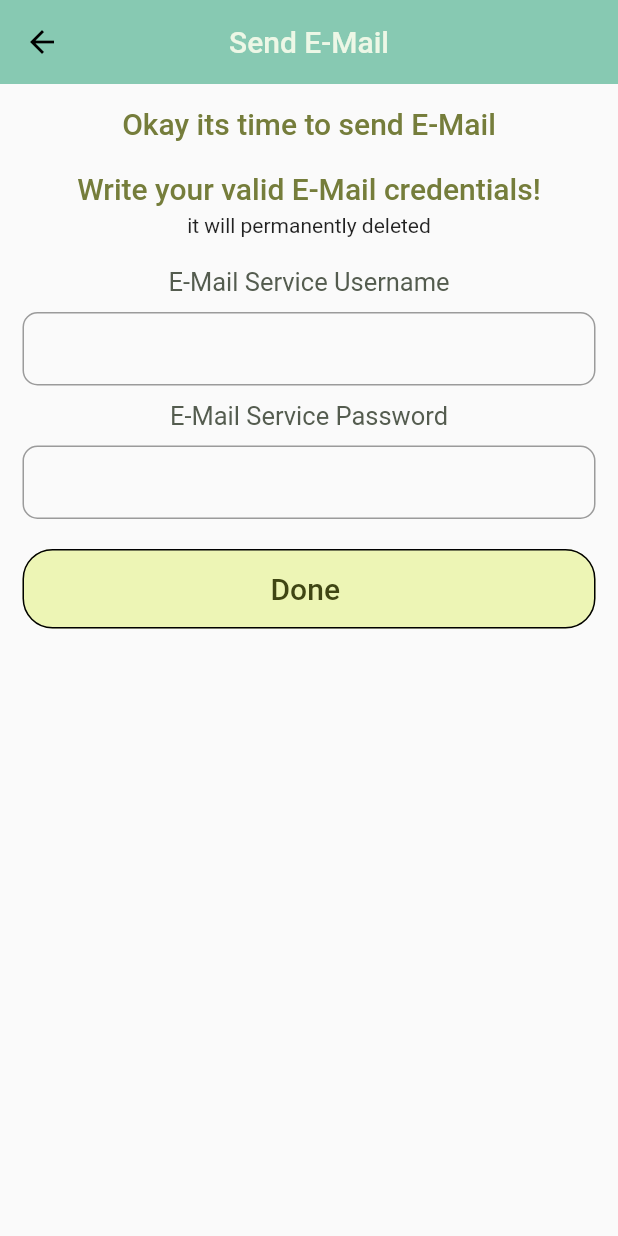
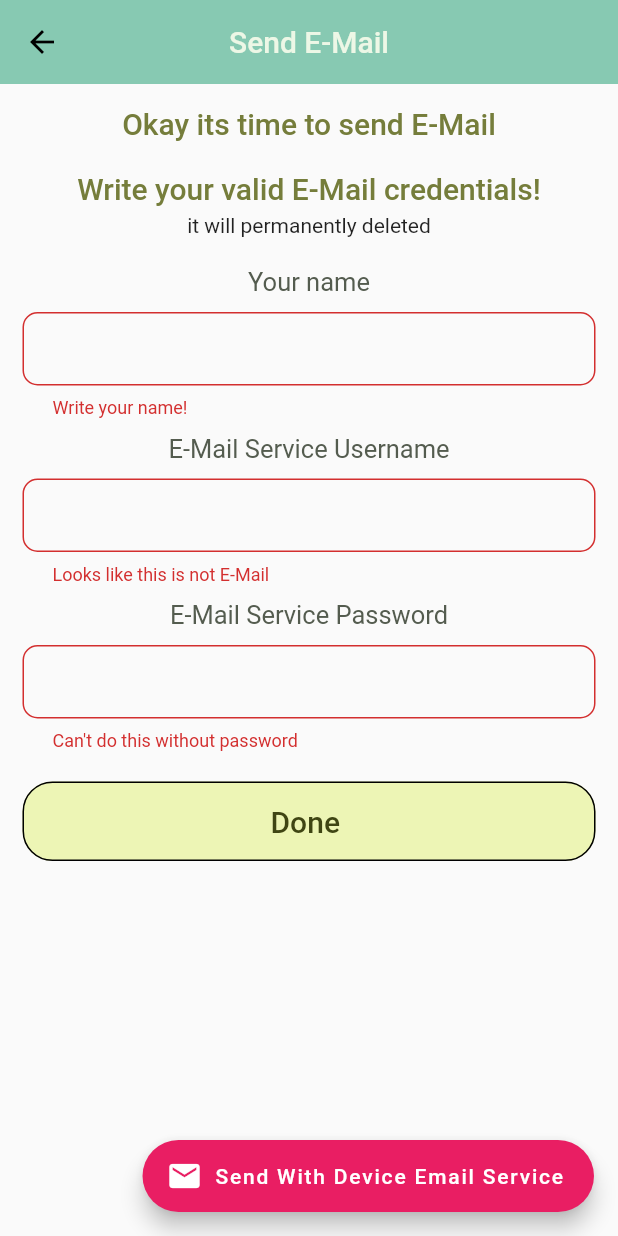
Before and after one commit to karen98bdiw/emailinator, a Flutter app: the SendEmailScreen screen opened directly, after a tap on "Done", on a phone screen of 412 x 824 dp. Run offline on Flutter 3.47's test engine with Material 2 defaults, Android fonts, the phone set to English and light mode, and no system bars; our stand-ins replace file_picker, fluttertoast, keyboard_dismisser; missing offline and left inert: flutter_email_sender.

Commit message:
sending email

```diff
--- a/lib/add_recepients_screen.dart
+++ b/lib/add_recepients_screen.dart
@@ -36,20 +36,13 @@ class _AddRecepientsScreen extends State<AddRecepientsScreen> {
     if (mainRecepientCont.text.isNotEmpty) {
       if (isValidEmail(mainRecepientCont.text)) {
         email.mainRecepient = mainRecepientCont.text;
+        Navigator.of(context)
+            .push(MaterialPageRoute(builder: (c) => SendEmailScreen()));
       } else {
         showRecepientError(RecepientErrorType.WrongMainRecepient);
-        return;
       }
-    }
-
-    if (email.mainRecepient == null && email.recepinets.length == 0) {
-      showRecepientError(RecepientErrorType.NoRecepient);
     } else {
-      Navigator.of(context).push(
-        MaterialPageRoute(
-          builder: (c) => SendEmailScreen(),
-        ),
-      );
+      showRecepientError(RecepientErrorType.ExistMainRecepient);
     }
   }
 
@@ -128,7 +121,7 @@ class _AddRecepientsScreen extends State<AddRecepientsScreen> {
                 child: Column(
                   crossAxisAlignment: CrossAxisAlignment.stretch,
                   children: [
-                    pageActionText("Lets add participants"),
+                    pageActionText("Lets add recepients"),
                     SizedBox(
                       height: 20,
                     ),
--- a/lib/enums.dart
+++ b/lib/enums.dart
@@ -4,6 +4,7 @@ enum RecepientErrorType {
   NoRecepient,
   InValidRecepient,
   WrongMainRecepient,
+  ExistMainRecepient,
 }
 
 enum ButtonAction {
--- a/lib/helpers.dart
+++ b/lib/helpers.dart
@@ -20,6 +20,9 @@ void showRecepientError(RecepientErrorType errorType) {
     case RecepientErrorType.WrongMainRecepient:
       errorText = "Looks like your Main Recepient is InValid";
       break;
+    case RecepientErrorType.ExistMainRecepient:
+      errorText = "You have to write main Recepient";
+      break;
     default:
       errorText = "Something is really wrong";
   }
@@ -40,3 +43,15 @@ bool isValidEmail(String input) {
       r"^[a-zA-Z0-9.!#$%&'*+/=?^_`{|}~-]+@[a-zA-Z0-9](?:[a-zA-Z0-9-]{0,253}[a-zA-Z0-9])?(?:\.[a-zA-Z0-9](?:[a-zA-Z0-9-]{0,253}[a-zA-Z0-9])?)*$");
   return regex.hasMatch(input);
 }
+
+void showError(String text) {
+  FlutterToast.showToast(
+    msg: text,
+    toastLength: Toast.LENGTH_SHORT,
+    gravity: ToastGravity.CENTER,
+    timeInSecForIosWeb: 2,
+    backgroundColor: Colors.red,
+    textColor: Colors.white,
+    fontSize: 16.0,
+  );
+}
--- a/lib/send_email_screen.dart
+++ b/lib/send_email_screen.dart
@@ -1,8 +1,10 @@
 import 'package:emailinator/email.dart';
 import 'package:emailinator/enums.dart';
+import 'package:emailinator/helpers.dart';
 import 'package:emailinator/widgets.dart';
 import 'package:flutter/material.dart';
 import 'package:provider/provider.dart';
+import 'package:flutter_email_sender/flutter_email_sender.dart' as sender;
 
 class SendEmailScreen extends StatefulWidget {
   @override
@@ -10,18 +12,71 @@ class SendEmailScreen extends StatefulWidget {
 }
 
 class _SendEmailScreenState extends State<SendEmailScreen> {
-  Email email;
+  Email _email;
+  String username;
+  String password;
+  String senderName;
+  var _formState = GlobalKey<FormState>();
+  var _isLoading = false;
 
-  void done() {}
+  void done() {
+    if (_formState.currentState.validate()) {
+      _formState.currentState.save();
+      sendEmail();
+    } else {
+      showError("Review form!");
+    }
+  }
+
+  Future<dynamic> sendEmailWithDefaulMailer() async {
+    setState(() {
+      _isLoading = true;
+    });
+
+    var email = sender.Email(
+      body: _email.content,
+      isHTML: false,
+      recipients: [_email.mainRecepient, ..._email.recepinets],
+      subject: _email.title,
+    );
+
+    try {
+      await sender.FlutterEmailSender.send(email);
+      setState(() {
+        _isLoading = false;
+      });
+    } catch (e) {
+      setState(() {
+        _isLoading = false;
+      });
+      print("error:${e.toString()}");
+    }
+
+    print("username:$username");
+  }
+
+  Future<dynamic> sendEmail() async {}
 
   @override
   Widget build(BuildContext context) {
-    email = Provider.of<Email>(context);
+    _email = Provider.of<Email>(context);
     return Scaffold(
+      floatingActionButton: FloatingActionButton.extended(
+        onPressed: sendEmailWithDefaulMailer,
+        label: const Text('Send With Device Email Service'),
+        tooltip: "Send E-Mail with EMailier from device",
+        icon: const Icon(Icons.email),
+        backgroundColor: Colors.pink,
+      ),
       appBar: appBar(title: "Send E-Mail"),
-      body: Padding(
+      body: _isLoading
+          ? Center(
+              child: CircularProgressIndicator(),
+            )
+          : Padding(
               padding: const EdgeInsets.all(15),
               child: Form(
+                key: _formState,
                 child: SingleChildScrollView(
                   child: Column(
                     crossAxisAlignment: CrossAxisAlignment.stretch,
@@ -41,16 +96,53 @@ class _SendEmailScreenState extends State<SendEmailScreen> {
                       SizedBox(
                         height: 20,
                       ),
-                input(showHint: false, title: "E-Mail Service Username"),
+                      input(
+                        showHint: false,
+                        title: "Your name",
+                        validator: (v) => v.isEmpty ? "Write your name!" : null,
+                        onSave: (newValue) => senderName = newValue,
+                        inputAction: TextInputAction.done,
+                      ),
                       SizedBox(
                         height: 10,
                       ),
-                input(showHint: false, title: "E-Mail Service Password"),
+                      input(
+                          inputAction: TextInputAction.done,
+                          inputType: TextInputType.emailAddress,
+                          showHint: false,
+                          title: "E-Mail Service Username",
+                          validator: (v) {
+                            if (isValidEmail(v)) {
+                              return v.isEmpty
+                                  ? "Can't do this without E-Mail"
+                                  : null;
+                            } else {
+                              return "Looks like this is not E-Mail";
+                            }
+                          },
+                          onSave: (v) {
+                            username = v;
+                          }),
+                      SizedBox(
+                        height: 10,
+                      ),
+                      input(
+                        inputAction: TextInputAction.done,
+                        obscureText: true,
+                        showHint: false,
+                        title: "E-Mail Service Password",
+                        validator: (value) => value.isEmpty
+                            ? "Can't do this without password"
+                            : null,
+                        onSave: (v) => password = v,
+                      ),
                       SizedBox(
                         height: 20,
                       ),
                       customButton(
-                    title: "Done", onPressed: () {}, action: ButtonAction.Done),
+                          title: "Done",
+                          onPressed: done,
+                          action: ButtonAction.Done),
                     ],
                   ),
                 ),
--- a/lib/widgets.dart
+++ b/lib/widgets.dart
@@ -16,6 +16,7 @@ AppBar appBar({String title}) {
 }
 
 Column input({
+  bool obscureText = false,
   String title,
   @required bool showHint,
   FormFieldSetter<String> onSave,
@@ -40,6 +41,7 @@ Column input({
             )
           : Container(),
       TextFormField(
+        obscureText: obscureText,
         controller: controller,
         onSaved: onSave,
         validator: validator,
--- a/pubspec.yaml
+++ b/pubspec.yaml
@@ -28,6 +28,7 @@ dependencies:
   fluttertoast: ^5.0.0
   mailer: ^3.3.0
   file_picker: ^1.1.0
+  flutter_email_sender: ^3.0.1
 
   # The following adds the Cupertino Icons font to your application.
   # Use with the CupertinoIcons class for iOS style icons.
```
Also changed, not shown: pubspec.lock, 6 other files. Lines whose indentation alone changed are shown as unchanged.
